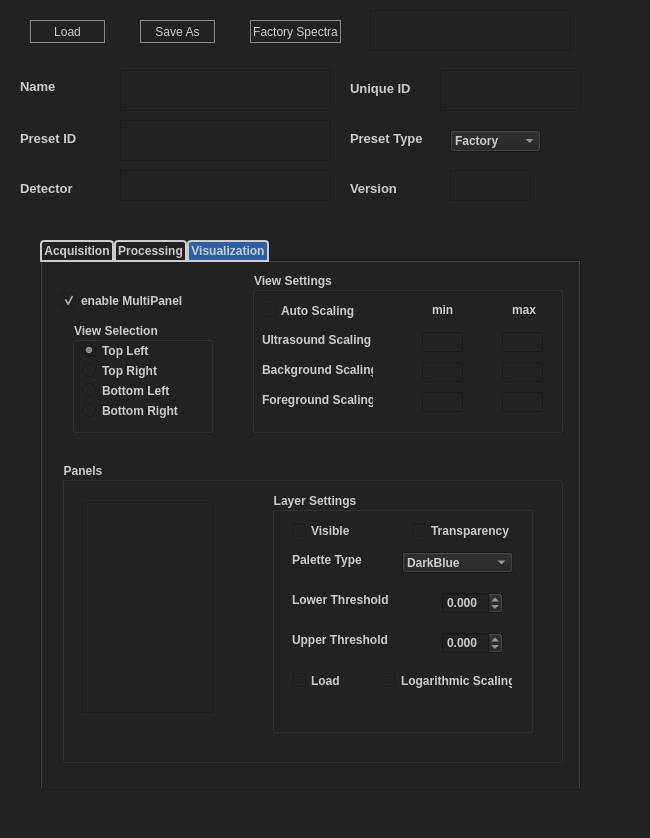
jaytreee/PresetEditor, file source/resources/preset_editor.ui: the form before one commit.
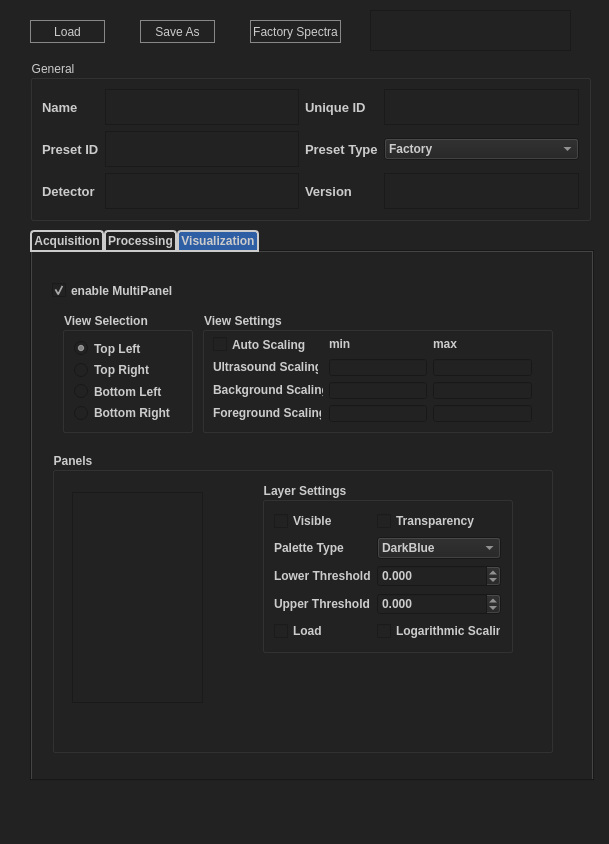
The form after the commit. The open tabs and pages were chosen to show the change.

```diff
--- a/source/resources/preset_editor.ui
+++ b/source/resources/preset_editor.ui
@@ -6,8 +6,8 @@
    <rect>
     <x>0</x>
     <y>0</y>
-    <width>650</width>
-    <height>838</height>
+    <width>609</width>
+    <height>844</height>
    </rect>
   </property>
   <property name="font">
@@ -134,90 +134,15 @@
      <bool>false</bool>
     </property>
    </widget>
-   <widget class="QLabel" name="nameLabel">
-    <property name="geometry">
-     <rect>
-      <x>20</x>
-      <y>80</y>
-      <width>47</width>
-      <height>13</height>
-     </rect>
-    </property>
-    <property name="font">
-     <font>
-      <pointsize>10</pointsize>
-      <weight>75</weight>
-      <bold>true</bold>
-     </font>
-    </property>
-    <property name="text">
-     <string>Name</string>
-    </property>
-   </widget>
-   <widget class="QLabel" name="detektorLabel">
-    <property name="geometry">
-     <rect>
-      <x>20</x>
-      <y>180</y>
-      <width>81</width>
-      <height>16</height>
-     </rect>
-    </property>
-    <property name="font">
-     <font>
-      <pointsize>10</pointsize>
-      <weight>75</weight>
-      <bold>true</bold>
-     </font>
-    </property>
-    <property name="text">
-     <string>Detector</string>
-    </property>
-   </widget>
-   <widget class="QPlainTextEdit" name="nameBox">
-    <property name="geometry">
-     <rect>
-      <x>120</x>
-      <y>70</y>
-      <width>211</width>
-      <height>41</height>
-     </rect>
-    </property>
-    <property name="verticalScrollBarPolicy">
-     <enum>Qt::ScrollBarAlwaysOff</enum>
-    </property>
-    <property name="horizontalScrollBarPolicy">
-     <enum>Qt::ScrollBarAsNeeded</enum>
-    </property>
-    <property name="lineWrapMode">
-     <enum>QPlainTextEdit::NoWrap</enum>
-    </property>
-    <property name="plainText">
-     <string/>
-    </property>
-   </widget>
-   <widget class="QPlainTextEdit" name="detectorBox">
-    <property name="geometry">
-     <rect>
-      <x>120</x>
-      <y>170</y>
-      <width>211</width>
-      <height>31</height>
-     </rect>
-    </property>
-    <property name="plainText">
-     <string/>
-    </property>
-   </widget>
    <widget class="QTabWidget" name="tabWidget">
     <property name="enabled">
      <bool>true</bool>
     </property>
     <property name="geometry">
      <rect>
-      <x>40</x>
-      <y>240</y>
-      <width>541</width>
+      <x>30</x>
+      <y>230</y>
+      <width>564</width>
       <height>551</height>
      </rect>
     </property>
@@ -675,8 +600,8 @@
        <rect>
         <x>30</x>
         <y>60</y>
-        <width>141</width>
-        <height>111</height>
+        <width>131</width>
+        <height>121</height>
        </rect>
       </property>
       <property name="font">
@@ -688,18 +613,12 @@
       <property name="title">
        <string>View Selection</string>
       </property>
+      <layout class="QFormLayout" name="formLayout">
+       <item row="0" column="0">
       <widget class="QRadioButton" name="view1Button">
        <property name="enabled">
         <bool>true</bool>
        </property>
-       <property name="geometry">
-        <rect>
-         <x>10</x>
-         <y>20</y>
-         <width>71</width>
-         <height>17</height>
-        </rect>
-       </property>
        <property name="font">
         <font>
          <weight>75</weight>
@@ -716,15 +635,9 @@
         <string notr="true">buttonGroup</string>
        </attribute>
       </widget>
+       </item>
+       <item row="1" column="0">
       <widget class="QRadioButton" name="view2Button">
-       <property name="geometry">
-        <rect>
-         <x>10</x>
-         <y>40</y>
-         <width>91</width>
-         <height>17</height>
-        </rect>
-       </property>
        <property name="font">
         <font>
          <weight>75</weight>
@@ -738,15 +651,9 @@
         <string notr="true">buttonGroup</string>
        </attribute>
       </widget>
+       </item>
+       <item row="2" column="0">
       <widget class="QRadioButton" name="view3Button">
-       <property name="geometry">
-        <rect>
-         <x>10</x>
-         <y>60</y>
-         <width>101</width>
-         <height>17</height>
-        </rect>
-       </property>
        <property name="font">
         <font>
          <weight>75</weight>
@@ -760,15 +667,9 @@
         <string notr="true">buttonGroup</string>
        </attribute>
       </widget>
+       </item>
+       <item row="3" column="0">
       <widget class="QRadioButton" name="view4Button">
-       <property name="geometry">
-        <rect>
-         <x>10</x>
-         <y>80</y>
-         <width>111</width>
-         <height>17</height>
-        </rect>
-       </property>
        <property name="font">
         <font>
          <weight>75</weight>
@@ -782,6 +683,8 @@
         <string notr="true">buttonGroup</string>
        </attribute>
       </widget>
+       </item>
+      </layout>
      </widget>
      <widget class="QCheckBox" name="enableMultiPanel">
       <property name="enabled">
@@ -811,10 +714,10 @@
      <widget class="QGroupBox" name="groupBox">
       <property name="geometry">
        <rect>
-        <x>210</x>
-        <y>10</y>
-        <width>311</width>
-        <height>161</height>
+        <x>170</x>
+        <y>60</y>
+        <width>351</width>
+        <height>121</height>
        </rect>
       </property>
       <property name="font">
@@ -829,9 +732,9 @@
       <widget class="QCheckBox" name="autoScalingCheck">
        <property name="geometry">
         <rect>
-         <x>10</x>
-         <y>30</y>
-         <width>111</width>
+         <x>11</x>
+         <y>24</y>
+         <width>93</width>
          <height>17</height>
         </rect>
        </property>
@@ -845,30 +748,11 @@
         <string>Auto Scaling</string>
        </property>
       </widget>
-      <widget class="QLabel" name="label_7">
-       <property name="geometry">
-        <rect>
-         <x>10</x>
-         <y>60</y>
-         <width>111</width>
-         <height>16</height>
-        </rect>
-       </property>
-       <property name="font">
-        <font>
-         <weight>75</weight>
-         <bold>true</bold>
-        </font>
-       </property>
-       <property name="text">
-        <string>Ultrasound Scaling</string>
-       </property>
-      </widget>
       <widget class="QLabel" name="label_8">
        <property name="geometry">
         <rect>
-         <x>180</x>
-         <y>30</y>
+         <x>127</x>
+         <y>24</y>
          <width>21</width>
          <height>16</height>
         </rect>
@@ -886,9 +770,9 @@
       <widget class="QLabel" name="label_9">
        <property name="geometry">
         <rect>
-         <x>260</x>
-         <y>30</y>
-         <width>31</width>
+         <x>231</x>
+         <y>24</y>
+         <width>25</width>
          <height>16</height>
         </rect>
        </property>
@@ -905,9 +789,9 @@
       <widget class="QLabel" name="label_10">
        <property name="geometry">
         <rect>
-         <x>10</x>
-         <y>90</y>
-         <width>111</width>
+         <x>11</x>
+         <y>47</y>
+         <width>105</width>
          <height>16</height>
         </rect>
        </property>
@@ -918,35 +802,16 @@
         </font>
        </property>
        <property name="text">
-        <string>Background Scaling</string>
-       </property>
-      </widget>
-      <widget class="QLabel" name="label_11">
-       <property name="geometry">
-        <rect>
-         <x>10</x>
-         <y>120</y>
-         <width>111</width>
-         <height>16</height>
-        </rect>
-       </property>
-       <property name="font">
-        <font>
-         <weight>75</weight>
-         <bold>true</bold>
-        </font>
-       </property>
-       <property name="text">
-        <string>Foreground Scaling</string>
+        <string>Ultrasound Scaling</string>
        </property>
       </widget>
       <widget class="QLineEdit" name="usmin">
        <property name="geometry">
         <rect>
-         <x>170</x>
-         <y>60</y>
-         <width>41</width>
-         <height>20</height>
+         <x>127</x>
+         <y>47</y>
+         <width>98</width>
+         <height>17</height>
         </rect>
        </property>
        <property name="toolTip">
@@ -956,23 +821,42 @@
       <widget class="QLineEdit" name="usmax">
        <property name="geometry">
         <rect>
-         <x>250</x>
-         <y>60</y>
-         <width>41</width>
-         <height>20</height>
+         <x>231</x>
+         <y>47</y>
+         <width>99</width>
+         <height>17</height>
         </rect>
        </property>
        <property name="toolTip">
         <string>&lt;html&gt;&lt;head/&gt;&lt;body&gt;&lt;p&gt;&lt;span style=&quot; font-family:'Verdana,sans-serif'; font-size:12px; font-style:italic; color:#333333; background-color:#ffffdd;&quot;&gt;-1 = Minimum of Image&lt;/span&gt;&lt;/p&gt;&lt;p&gt;&lt;span style=&quot; font-family:'Verdana,sans-serif'; font-size:12px; font-style:italic; color:#333333; background-color:#ffffdd;&quot;&gt;1 = Maximum of Image&lt;/span&gt;&lt;/p&gt;&lt;p&gt;&lt;span style=&quot; font-family:'Verdana,sans-serif'; font-size:12px; font-style:italic; color:#333333; background-color:#ffffdd;&quot;&gt;0 = Scale from Zero,&lt;/span&gt;&lt;/p&gt;&lt;p&gt;&lt;span style=&quot; font-family:'Verdana,sans-serif'; font-size:12px; font-style:italic; color:#333333; background-color:#ffffdd;&quot;&gt;decimal value = Histogram Threshold&lt;/span&gt;&lt;/p&gt;&lt;p&gt;&lt;br/&gt;&lt;/p&gt;&lt;/body&gt;&lt;/html&gt;</string>
        </property>
       </widget>
+      <widget class="QLabel" name="label_10">
+       <property name="geometry">
+        <rect>
+         <x>11</x>
+         <y>70</y>
+         <width>110</width>
+         <height>16</height>
+        </rect>
+       </property>
+       <property name="font">
+        <font>
+         <weight>75</weight>
+         <bold>true</bold>
+        </font>
+       </property>
+       <property name="text">
+        <string>Background Scaling</string>
+       </property>
+      </widget>
       <widget class="QLineEdit" name="bgmin">
        <property name="geometry">
         <rect>
-         <x>170</x>
-         <y>90</y>
-         <width>41</width>
-         <height>20</height>
+         <x>127</x>
+         <y>70</y>
+         <width>98</width>
+         <height>17</height>
         </rect>
        </property>
        <property name="toolTip">
@@ -982,23 +866,42 @@
       <widget class="QLineEdit" name="bgmax">
        <property name="geometry">
         <rect>
-         <x>250</x>
-         <y>90</y>
-         <width>41</width>
-         <height>20</height>
+         <x>231</x>
+         <y>70</y>
+         <width>99</width>
+         <height>17</height>
         </rect>
        </property>
        <property name="toolTip">
         <string>&lt;html&gt;&lt;head/&gt;&lt;body&gt;&lt;p&gt;&lt;span style=&quot; font-family:'Verdana,sans-serif'; font-size:12px; font-style:italic; color:#333333; background-color:#ffffdd;&quot;&gt;-1 = Minimum of Image&lt;/span&gt;&lt;/p&gt;&lt;p&gt;&lt;span style=&quot; font-family:'Verdana,sans-serif'; font-size:12px; font-style:italic; color:#333333; background-color:#ffffdd;&quot;&gt;1 = Maximum of Image&lt;/span&gt;&lt;/p&gt;&lt;p&gt;&lt;span style=&quot; font-family:'Verdana,sans-serif'; font-size:12px; font-style:italic; color:#333333; background-color:#ffffdd;&quot;&gt;0 = Scale from Zero,&lt;/span&gt;&lt;/p&gt;&lt;p&gt;&lt;span style=&quot; font-family:'Verdana,sans-serif'; font-size:12px; font-style:italic; color:#333333; background-color:#ffffdd;&quot;&gt;decimal value = Histogram Threshold&lt;/span&gt;&lt;/p&gt;&lt;/body&gt;&lt;/html&gt;</string>
        </property>
       </widget>
+      <widget class="QLabel" name="label_11">
+       <property name="geometry">
+        <rect>
+         <x>11</x>
+         <y>93</y>
+         <width>108</width>
+         <height>16</height>
+        </rect>
+       </property>
+       <property name="font">
+        <font>
+         <weight>75</weight>
+         <bold>true</bold>
+        </font>
+       </property>
+       <property name="text">
+        <string>Foreground Scaling</string>
+       </property>
+      </widget>
       <widget class="QLineEdit" name="fgmin">
        <property name="geometry">
         <rect>
-         <x>170</x>
-         <y>120</y>
-         <width>41</width>
-         <height>20</height>
+         <x>127</x>
+         <y>93</y>
+         <width>98</width>
+         <height>17</height>
         </rect>
        </property>
        <property name="toolTip">
@@ -1008,10 +911,10 @@
       <widget class="QLineEdit" name="fgmax">
        <property name="geometry">
         <rect>
-         <x>250</x>
-         <y>120</y>
-         <width>41</width>
-         <height>20</height>
+         <x>231</x>
+         <y>93</y>
+         <width>99</width>
+         <height>17</height>
         </rect>
        </property>
        <property name="toolTip">
@@ -1042,8 +945,8 @@
         <rect>
          <x>210</x>
          <y>30</y>
-         <width>261</width>
-         <height>241</height>
+         <width>251</width>
+         <height>171</height>
         </rect>
        </property>
        <property name="font">
@@ -1055,112 +958,22 @@
        <property name="title">
         <string>Layer Settings</string>
        </property>
-       <widget class="QDoubleSpinBox" name="minBox">
-        <property name="geometry">
-         <rect>
-          <x>170</x>
-          <y>100</y>
-          <width>61</width>
-          <height>22</height>
-         </rect>
-        </property>
+       <layout class="QGridLayout" name="gridLayout_3">
+        <item row="1" column="0">
+         <widget class="QLabel" name="label_6">
         <property name="font">
          <font>
           <weight>75</weight>
           <bold>true</bold>
          </font>
         </property>
-        <property name="locale">
-         <locale language="English" country="UnitedStates"/>
-        </property>
-        <property name="decimals">
-         <number>3</number>
-        </property>
-        <property name="minimum">
-         <double>-5000000.000000000000000</double>
-        </property>
-        <property name="maximum">
-         <double>50000000.000000000000000</double>
-        </property>
-       </widget>
-       <widget class="QDoubleSpinBox" name="maxBox">
-        <property name="geometry">
-         <rect>
-          <x>170</x>
-          <y>140</y>
-          <width>61</width>
-          <height>22</height>
-         </rect>
-        </property>
-        <property name="font">
-         <font>
-          <weight>75</weight>
-          <bold>true</bold>
-         </font>
-        </property>
-        <property name="locale">
-         <locale language="English" country="UnitedStates"/>
-        </property>
-        <property name="prefix">
-         <string/>
-        </property>
-        <property name="decimals">
-         <number>3</number>
-        </property>
-        <property name="minimum">
-         <double>-5000000.000000000000000</double>
-        </property>
-        <property name="maximum">
-         <double>500000.989999999990687</double>
-        </property>
-       </widget>
-       <widget class="QLabel" name="minLabel">
-        <property name="geometry">
-         <rect>
-          <x>20</x>
-          <y>100</y>
-          <width>111</width>
-          <height>16</height>
-         </rect>
-        </property>
-        <property name="font">
-         <font>
-          <weight>75</weight>
-          <bold>true</bold>
-         </font>
-        </property>
         <property name="text">
-         <string>Lower Threshold</string>
-        </property>
-       </widget>
-       <widget class="QLabel" name="maxLabel">
-        <property name="geometry">
-         <rect>
-          <x>20</x>
-          <y>140</y>
-          <width>111</width>
-          <height>16</height>
-         </rect>
-        </property>
-        <property name="font">
-         <font>
-          <weight>75</weight>
-          <bold>true</bold>
-         </font>
-        </property>
-        <property name="text">
-         <string>Upper Threshold</string>
-        </property>
-       </widget>
+           <string>Palette Type</string>
+          </property>
+         </widget>
+        </item>
+        <item row="1" column="2">
        <widget class="QComboBox" name="paletteType">
-        <property name="geometry">
-         <rect>
-          <x>130</x>
-          <y>60</y>
-          <width>111</width>
-          <height>21</height>
-         </rect>
-        </property>
         <property name="font">
          <font>
           <weight>75</weight>
@@ -1253,34 +1066,108 @@
          </property>
         </item>
        </widget>
-       <widget class="QLabel" name="label_6">
-        <property name="geometry">
-         <rect>
-          <x>20</x>
-          <y>60</y>
-          <width>81</width>
-          <height>16</height>
-         </rect>
-        </property>
+        </item>
+        <item row="0" column="2">
+         <widget class="QCheckBox" name="transparentCheck">
+          <property name="font">
+           <font>
+            <weight>75</weight>
+            <bold>true</bold>
+           </font>
+          </property>
+          <property name="text">
+           <string>Transparency</string>
+          </property>
+         </widget>
+        </item>
+        <item row="2" column="2">
+         <widget class="QDoubleSpinBox" name="minBox">
         <property name="font">
          <font>
           <weight>75</weight>
           <bold>true</bold>
          </font>
         </property>
+          <property name="locale">
+           <locale language="English" country="UnitedStates"/>
+          </property>
+          <property name="decimals">
+           <number>3</number>
+          </property>
+          <property name="minimum">
+           <double>-5000000.000000000000000</double>
+          </property>
+          <property name="maximum">
+           <double>50000000.000000000000000</double>
+          </property>
+         </widget>
+        </item>
+        <item row="2" column="0" colspan="2">
+         <widget class="QLabel" name="minLabel">
+          <property name="font">
+           <font>
+            <weight>75</weight>
+            <bold>true</bold>
+           </font>
+          </property>
         <property name="text">
-         <string>Palette Type</string>
-        </property>
-       </widget>
+           <string>Lower Threshold</string>
+          </property>
+         </widget>
+        </item>
+        <item row="3" column="0" colspan="2">
+         <widget class="QLabel" name="maxLabel">
+          <property name="font">
+           <font>
+            <weight>75</weight>
+            <bold>true</bold>
+           </font>
+          </property>
+          <property name="text">
+           <string>Upper Threshold</string>
+          </property>
+         </widget>
+        </item>
+        <item row="3" column="2">
+         <widget class="QDoubleSpinBox" name="maxBox">
+          <property name="font">
+           <font>
+            <weight>75</weight>
+            <bold>true</bold>
+           </font>
+          </property>
+          <property name="locale">
+           <locale language="English" country="UnitedStates"/>
+          </property>
+          <property name="prefix">
+           <string/>
+          </property>
+          <property name="decimals">
+           <number>3</number>
+          </property>
+          <property name="minimum">
+           <double>-5000000.000000000000000</double>
+          </property>
+          <property name="maximum">
+           <double>500000.989999999990687</double>
+          </property>
+         </widget>
+        </item>
+        <item row="0" column="0">
+         <widget class="QCheckBox" name="visibleCheck">
+          <property name="font">
+           <font>
+            <weight>75</weight>
+            <bold>true</bold>
+           </font>
+          </property>
+          <property name="text">
+           <string>Visible</string>
+          </property>
+         </widget>
+        </item>
+        <item row="4" column="2">
        <widget class="QCheckBox" name="logarithmicScalingCheck">
-        <property name="geometry">
-         <rect>
-          <x>110</x>
-          <y>180</y>
-          <width>131</width>
-          <height>17</height>
-         </rect>
-        </property>
         <property name="font">
          <font>
           <weight>75</weight>
@@ -1291,15 +1178,9 @@
          <string>Logarithmic Scaling</string>
         </property>
        </widget>
+        </item>
+        <item row="4" column="0">
        <widget class="QCheckBox" name="loadCheck">
-        <property name="geometry">
-         <rect>
-          <x>20</x>
-          <y>180</y>
-          <width>70</width>
-          <height>17</height>
-         </rect>
-        </property>
         <property name="font">
          <font>
           <weight>75</weight>
@@ -1310,44 +1191,8 @@
          <string>Load</string>
         </property>
        </widget>
-       <widget class="QCheckBox" name="visibleCheck">
-        <property name="geometry">
-         <rect>
-          <x>20</x>
-          <y>30</y>
-          <width>70</width>
-          <height>17</height>
-         </rect>
-        </property>
-        <property name="font">
-         <font>
-          <weight>75</weight>
-          <bold>true</bold>
-         </font>
-        </property>
-        <property name="text">
-         <string>Visible</string>
-        </property>
-       </widget>
-       <widget class="QCheckBox" name="transparentCheck">
-        <property name="geometry">
-         <rect>
-          <x>140</x>
-          <y>30</y>
-          <width>111</width>
-          <height>17</height>
-         </rect>
-        </property>
-        <property name="font">
-         <font>
-          <weight>75</weight>
-          <bold>true</bold>
-         </font>
-        </property>
-        <property name="text">
-         <string>Transparency</string>
-        </property>
-       </widget>
+        </item>
+       </layout>
       </widget>
       <widget class="QListWidget" name="viewSpectraList">
        <property name="geometry">
@@ -1406,15 +1251,83 @@
      <bool>true</bool>
     </property>
    </widget>
+   <widget class="QGroupBox" name="groupBox_5">
+    <property name="geometry">
+     <rect>
+      <x>30</x>
+      <y>60</y>
+      <width>561</width>
+      <height>161</height>
+     </rect>
+    </property>
+    <property name="font">
+     <font>
+      <kerning>true</kerning>
+     </font>
+    </property>
+    <property name="title">
+     <string>General</string>
+    </property>
+    <layout class="QGridLayout" name="gridLayout_2">
+     <item row="0" column="2">
+      <widget class="QLabel" name="UniqueID">
+       <property name="font">
+        <font>
+         <pointsize>10</pointsize>
+         <weight>75</weight>
+         <bold>true</bold>
+        </font>
+       </property>
+       <property name="toolTip">
+        <string>&lt;html&gt;&lt;head/&gt;&lt;body&gt;&lt;p&gt;Preset Identifier&lt;/p&gt;&lt;/body&gt;&lt;/html&gt;</string>
+       </property>
+       <property name="text">
+        <string>Unique ID</string>
+       </property>
+      </widget>
+     </item>
+     <item row="0" column="3">
+      <widget class="QPlainTextEdit" name="PresetIDTextBox">
+       <property name="lineWrapMode">
+        <enum>QPlainTextEdit::NoWrap</enum>
+       </property>
+       <property name="readOnly">
+        <bool>true</bool>
+       </property>
+      </widget>
+     </item>
+     <item row="0" column="0">
+      <widget class="QLabel" name="nameLabel">
+       <property name="font">
+        <font>
+         <pointsize>10</pointsize>
+         <weight>75</weight>
+         <bold>true</bold>
+        </font>
+       </property>
+       <property name="text">
+        <string>Name</string>
+       </property>
+      </widget>
+     </item>
+     <item row="0" column="1">
+      <widget class="QPlainTextEdit" name="nameBox">
+       <property name="verticalScrollBarPolicy">
+        <enum>Qt::ScrollBarAlwaysOff</enum>
+       </property>
+       <property name="horizontalScrollBarPolicy">
+        <enum>Qt::ScrollBarAsNeeded</enum>
+       </property>
+       <property name="lineWrapMode">
+        <enum>QPlainTextEdit::NoWrap</enum>
+       </property>
+       <property name="plainText">
+        <string/>
+       </property>
+      </widget>
+     </item>
+     <item row="1" column="0">
    <widget class="QLabel" name="PresetIDLabel">
-    <property name="geometry">
-     <rect>
-      <x>20</x>
-      <y>130</y>
-      <width>71</width>
-      <height>16</height>
-     </rect>
-    </property>
     <property name="font">
      <font>
       <pointsize>10</pointsize>
@@ -1429,31 +1342,49 @@
      <string>Preset ID</string>
     </property>
    </widget>
-   <widget class="QPlainTextEdit" name="PresetIDTextBox">
-    <property name="geometry">
-     <rect>
-      <x>440</x>
-      <y>70</y>
-      <width>141</width>
-      <height>41</height>
-     </rect>
+     </item>
+     <item row="1" column="1">
+      <widget class="QPlainTextEdit" name="presetIDBox">
+       <property name="verticalScrollBarPolicy">
+        <enum>Qt::ScrollBarAlwaysOff</enum>
     </property>
     <property name="lineWrapMode">
      <enum>QPlainTextEdit::NoWrap</enum>
     </property>
-    <property name="readOnly">
-     <bool>true</bool>
-    </property>
-   </widget>
+       <property name="plainText">
+        <string/>
+       </property>
+      </widget>
+     </item>
+     <item row="2" column="0">
+      <widget class="QLabel" name="detektorLabel">
+       <property name="font">
+        <font>
+         <pointsize>10</pointsize>
+         <weight>75</weight>
+         <bold>true</bold>
+        </font>
+       </property>
+       <property name="text">
+        <string>Detector</string>
+       </property>
+      </widget>
+     </item>
+     <item row="2" column="1">
+      <widget class="QPlainTextEdit" name="detectorBox">
+       <property name="sizePolicy">
+        <sizepolicy hsizetype="Preferred" vsizetype="Preferred">
+         <horstretch>0</horstretch>
+         <verstretch>0</verstretch>
+        </sizepolicy>
+       </property>
+       <property name="plainText">
+        <string/>
+       </property>
+      </widget>
+     </item>
+     <item row="2" column="2">
    <widget class="QLabel" name="versionLabel">
-    <property name="geometry">
-     <rect>
-      <x>350</x>
-      <y>180</y>
-      <width>61</width>
-      <height>16</height>
-     </rect>
-    </property>
     <property name="font">
      <font>
       <pointsize>10</pointsize>
@@ -1465,15 +1396,9 @@
      <string>Version</string>
     </property>
    </widget>
+     </item>
+     <item row="2" column="3">
    <widget class="QPlainTextEdit" name="versionTextBox">
-    <property name="geometry">
-     <rect>
-      <x>450</x>
-      <y>170</y>
-      <width>81</width>
-      <height>31</height>
-     </rect>
-    </property>
     <property name="lineWrapMode">
      <enum>QPlainTextEdit::NoWrap</enum>
     </property>
@@ -1481,15 +1406,9 @@
      <bool>false</bool>
     </property>
    </widget>
+     </item>
+     <item row="1" column="2">
    <widget class="QLabel" name="PresestTypeLabel">
-    <property name="geometry">
-     <rect>
-      <x>350</x>
-      <y>130</y>
-      <width>81</width>
-      <height>16</height>
-     </rect>
-    </property>
     <property name="font">
      <font>
       <pointsize>10</pointsize>
@@ -1504,15 +1423,9 @@
      <string>Preset Type</string>
     </property>
    </widget>
+     </item>
+     <item row="1" column="3">
    <widget class="QComboBox" name="presetTypeBox">
-    <property name="geometry">
-     <rect>
-      <x>450</x>
-      <y>130</y>
-      <width>91</width>
-      <height>22</height>
-     </rect>
-    </property>
     <property name="font">
      <font>
       <weight>75</weight>
@@ -1535,47 +1448,8 @@
      </property>
     </item>
    </widget>
-   <widget class="QLabel" name="UniqueID">
-    <property name="geometry">
-     <rect>
-      <x>350</x>
-      <y>80</y>
-      <width>71</width>
-      <height>16</height>
-     </rect>
-    </property>
-    <property name="font">
-     <font>
-      <pointsize>10</pointsize>
-      <weight>75</weight>
-      <bold>true</bold>
-     </font>
-    </property>
-    <property name="toolTip">
-     <string>&lt;html&gt;&lt;head/&gt;&lt;body&gt;&lt;p&gt;Preset Identifier&lt;/p&gt;&lt;/body&gt;&lt;/html&gt;</string>
-    </property>
-    <property name="text">
-     <string>Unique ID</string>
-    </property>
-   </widget>
-   <widget class="QPlainTextEdit" name="presetIDBox">
-    <property name="geometry">
-     <rect>
-      <x>120</x>
-      <y>120</y>
-      <width>211</width>
-      <height>41</height>
-     </rect>
-    </property>
-    <property name="verticalScrollBarPolicy">
-     <enum>Qt::ScrollBarAlwaysOff</enum>
-    </property>
-    <property name="lineWrapMode">
-     <enum>QPlainTextEdit::NoWrap</enum>
-    </property>
-    <property name="plainText">
-     <string/>
-    </property>
+     </item>
+    </layout>
    </widget>
   </widget>
   <widget class="QMenuBar" name="menubar">
```
Left out of the diff: 6 changed lines with no effect on the pictures. Lines whose indentation alone changed are shown as unchanged.
